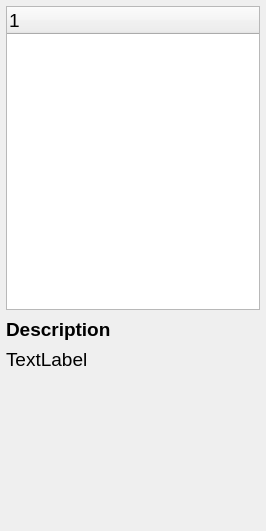
Before: the Qt Designer form tools/HydroUQTool/parameterframe.ui in NHERI-SimCenter/HydroUQ, drawn with Qt 5.
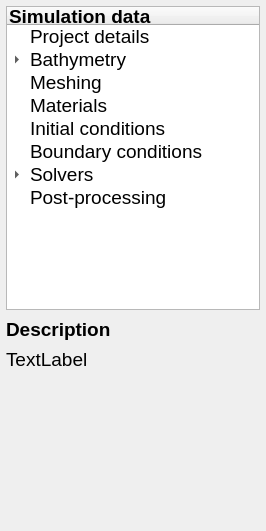
After: the same form once the commit is applied.

```diff
--- a/tools/HydroUQTool/parameterframe.ui
+++ b/tools/HydroUQTool/parameterframe.ui
@@ -65,12 +65,78 @@
     </widget>
    </item>
    <item row="0" column="0">
-    <widget class="QTreeWidget" name="OptionTree">
+    <widget class="QTreeWidget" name="SimOptions">
+     <property name="font">
+      <font>
+       <pointsize>14</pointsize>
+      </font>
+     </property>
      <column>
       <property name="text">
-       <string notr="true">1</string>
+       <string notr="true">Simulation data</string>
+      </property>
+      <property name="font">
+       <font>
+        <weight>75</weight>
+        <bold>true</bold>
+       </font>
       </property>
      </column>
+     <item>
+      <property name="text">
+       <string>Project details</string>
+      </property>
+     </item>
+     <item>
+      <property name="text">
+       <string>Bathymetry</string>
+      </property>
+      <item>
+       <property name="text">
+        <string>Buildings</string>
+       </property>
+      </item>
+     </item>
+     <item>
+      <property name="text">
+       <string>Meshing</string>
+      </property>
+     </item>
+     <item>
+      <property name="text">
+       <string>Materials</string>
+      </property>
+     </item>
+     <item>
+      <property name="text">
+       <string>Initial conditions</string>
+      </property>
+     </item>
+     <item>
+      <property name="text">
+       <string>Boundary conditions</string>
+      </property>
+     </item>
+     <item>
+      <property name="text">
+       <string>Solvers</string>
+      </property>
+      <item>
+       <property name="text">
+        <string>Basic</string>
+       </property>
+      </item>
+      <item>
+       <property name="text">
+        <string>Advanced</string>
+       </property>
+      </item>
+     </item>
+     <item>
+      <property name="text">
+       <string>Post-processing</string>
+      </property>
+     </item>
     </widget>
    </item>
   </layout>
```
Left out of the diff: 5 changed lines with no effect on the pictures.
